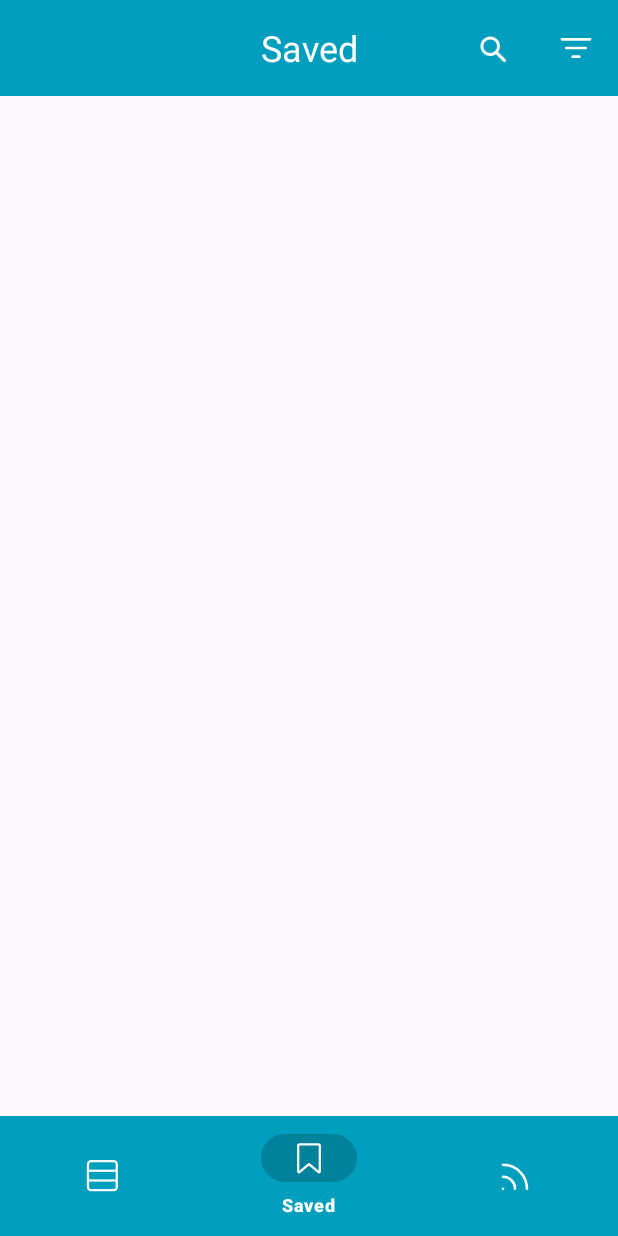
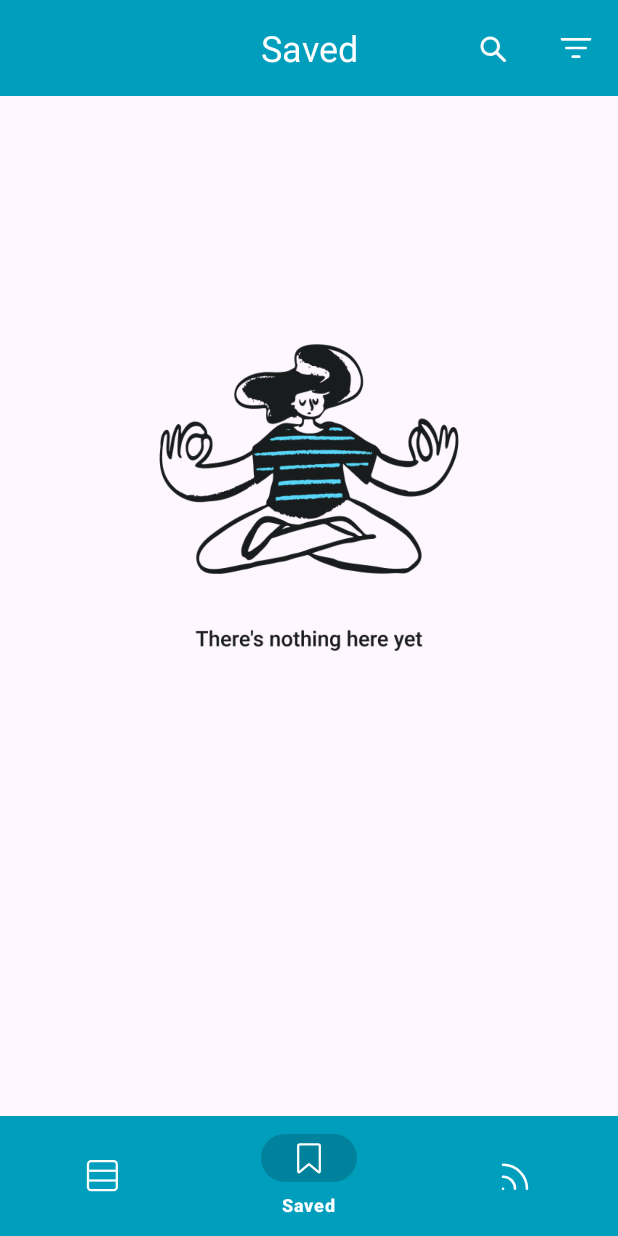
Before and after one commit to RudachenkoRoman/News, an Android app: the fragment SearchNewsFragment placed in its activity, item 2 of the bottom bar chosen, on a phone screen of 412 x 824 dp. Run offline under Robolectric (Android 15) with nearby library versions, the phone set to English and light mode, and no system bars; our stand-ins replace Room's generated code; network calls fail; pictures from the network do not load; 1 statement that could not run was skipped.

Commit message:
add search source, add update saved fragment

```diff
--- a/app/src/main/java/com/rudachenkoroman/astonIntensivFinal/api/NewsApi.kt
+++ b/app/src/main/java/com/rudachenkoroman/astonIntensivFinal/api/NewsApi.kt
@@ -14,7 +14,7 @@ interface NewsApi {
         @Query("category")
         category: String,
         @Query("apiKey")
-        api: String = API_KEY_THREE,
+        api: String = API_KEY_ONE,
     ): Response<NewsResponse>
 
     @GET("/v2/top-headlines/sources")
@@ -22,7 +22,7 @@ interface NewsApi {
         @Query("country")
         countryCode: String,
         @Query("apiKey")
-        api: String = API_KEY_THREE,
+        api: String = API_KEY_ONE,
     ): Response<SourceResponse>
 
     @GET("/v2/everything")
@@ -34,7 +34,7 @@ interface NewsApi {
         @Query("sources")
         sources: String,
         @Query("apiKey")
-        apiKey: String = API_KEY_THREE,
+        apiKey: String = API_KEY_ONE,
     ): Response<NewsResponse>
 
     @GET("/v2/top-headlines/")
@@ -46,7 +46,7 @@ interface NewsApi {
         @Query("category")
         category: String = result,
         @Query("apiKey")
-        apiKey: String = API_KEY_THREE
+        apiKey: String = API_KEY_ONE
     ): Response<NewsResponse>
 
     companion object{
--- a/app/src/main/java/com/rudachenkoroman/astonIntensivFinal/model/data/NewsDataSours.kt
+++ b/app/src/main/java/com/rudachenkoroman/astonIntensivFinal/model/data/NewsDataSours.kt
@@ -4,29 +4,25 @@ import android.content.Context
 import com.rudachenkoroman.astonIntensivFinal.api.RetrofitInstance
 import com.rudachenkoroman.astonIntensivFinal.model.db.ArticleDatabase
 import com.rudachenkoroman.astonIntensivFinal.model.news.Article
-import com.rudachenkoroman.astonIntensivFinal.model.news.NewsResponse
 import com.rudachenkoroman.astonIntensivFinal.presenter.favorite.FavoriteHome
 import com.rudachenkoroman.astonIntensivFinal.presenter.news.NewsHome
-import com.rudachenkoroman.astonIntensivFinal.presenter.search.SearchHome
+import com.rudachenkoroman.astonIntensivFinal.presenter.search.newsSearch.SearchHome
 import com.rudachenkoroman.astonIntensivFinal.presenter.source.SourceHome
 import com.rudachenkoroman.astonIntensivFinal.ui.fragment.BusinessFragment
 import com.rudachenkoroman.astonIntensivFinal.ui.fragment.DetailSourceFragment
 import com.rudachenkoroman.astonIntensivFinal.ui.fragment.GeneralFragment
 import com.rudachenkoroman.astonIntensivFinal.ui.fragment.ScienceFragment
-import com.rudachenkoroman.astonIntensivFinal.ui.fragment.SearchFragment
 import com.rudachenkoroman.astonIntensivFinal.ui.fragment.SourcesFragment
 import kotlinx.coroutines.CoroutineScope
 import kotlinx.coroutines.Dispatchers
 import kotlinx.coroutines.GlobalScope
 import kotlinx.coroutines.launch
 import kotlinx.coroutines.withContext
-import retrofit2.Response
 
 class NewsDataSource(context: Context) {
 
     private var db: ArticleDatabase = ArticleDatabase(context)
     private var newsRepository: NewsRepository = NewsRepository(db)
-
     fun getGeneralNews(callback: NewsHome.Presenter) {
         GlobalScope.launch(Dispatchers.Main) {
             val response = GeneralFragment.requestGeneralNews()
@@ -127,6 +123,7 @@ class NewsDataSource(context: Context) {
         var allArticles: List<Article>
         CoroutineScope(Dispatchers.IO).launch {
             allArticles = newsRepository.getAll()
+            allArticlesSize = allArticles.size
             withContext(Dispatchers.Main) {
                 callback.onSuccess(allArticles)
             }
@@ -140,4 +137,8 @@ class NewsDataSource(context: Context) {
             }
         }
     }
+
+    companion object{
+        var allArticlesSize = 0
+    }
 }
--- a/app/src/main/java/com/rudachenkoroman/astonIntensivFinal/presenter/search/SearchHome.kt
+++ b/app/src/main/java/com/rudachenkoroman/astonIntensivFinal/presenter/search/newsSearch/SearchHome.kt
@@ -1,4 +1,4 @@
-package com.rudachenkoroman.astonIntensivFinal.presenter.search
+package com.rudachenkoroman.astonIntensivFinal.presenter.search.newsSearch
 
 import com.rudachenkoroman.astonIntensivFinal.model.news.NewsResponse
 
--- a/app/src/main/java/com/rudachenkoroman/astonIntensivFinal/presenter/search/SearchPresenter.kt
+++ b/app/src/main/java/com/rudachenkoroman/astonIntensivFinal/presenter/search/newsSearch/SearchPresenter.kt
@@ -1,12 +1,10 @@
-package com.rudachenkoroman.astonIntensivFinal.presenter.search
+package com.rudachenkoroman.astonIntensivFinal.presenter.search.newsSearch
 
 import com.rudachenkoroman.astonIntensivFinal.model.data.NewsDataSource
 import com.rudachenkoroman.astonIntensivFinal.model.news.NewsResponse
-import com.rudachenkoroman.astonIntensivFinal.presenter.search.SearchHome
 import com.rudachenkoroman.astonIntensivFinal.presenter.ViewHome
 
-class SearchPresenter(val view: ViewHome.View, private val dataSource: NewsDataSource) :
-    SearchHome.Presenter {
+class SearchPresenter(val view: ViewHome.View, private val dataSource: NewsDataSource) : SearchHome.Presenter {
     override fun search(term: String) {
         this.view.showProgressBar()
         this.dataSource.searchNews(term, this)
--- a/app/src/main/java/com/rudachenkoroman/astonIntensivFinal/ui/fragment/HeadlinesFragment.kt
+++ b/app/src/main/java/com/rudachenkoroman/astonIntensivFinal/ui/fragment/HeadlinesFragment.kt
@@ -91,8 +91,8 @@ class HeadlinesFragment : Fragment() {
                     R.id.search -> {
                         parentFragmentManager.setFragment(
                             R.id.fragmentContainerView,
-                            SearchFragment(),
-                            SEARCH_FRAGMENT_TAG
+                            SearchNewsFragment(),
+                            SEARCH_NEWS_FRAGMENT_TAG
                         )
                     }
                 }
--- a/app/src/main/java/com/rudachenkoroman/astonIntensivFinal/ui/fragment/SavedFragment.kt
+++ b/app/src/main/java/com/rudachenkoroman/astonIntensivFinal/ui/fragment/SavedFragment.kt
@@ -4,6 +4,9 @@ import android.os.Bundle
 import android.view.LayoutInflater
 import android.view.View
 import android.view.ViewGroup
+import androidx.core.view.isEmpty
+import androidx.core.view.isNotEmpty
+import androidx.core.view.isVisible
 import androidx.fragment.app.Fragment
 import androidx.recyclerview.widget.DividerItemDecoration
 import androidx.recyclerview.widget.LinearLayoutManager
@@ -11,9 +14,12 @@ import com.rudachenkoroman.astonIntensivFinal.R
 import com.rudachenkoroman.astonIntensivFinal.adapter.NewsAdapter
 import com.rudachenkoroman.astonIntensivFinal.databinding.FragmentSavedBinding
 import com.rudachenkoroman.astonIntensivFinal.model.data.NewsDataSource
+import com.rudachenkoroman.astonIntensivFinal.model.data.NewsRepository
+import com.rudachenkoroman.astonIntensivFinal.model.db.ArticleDatabase
 import com.rudachenkoroman.astonIntensivFinal.model.news.Article
 import com.rudachenkoroman.astonIntensivFinal.presenter.ViewHome
 import com.rudachenkoroman.astonIntensivFinal.presenter.favorite.FavoritePresenter
+import com.rudachenkoroman.astonIntensivFinal.util.getSerializableCompat
 import com.rudachenkoroman.astonIntensivFinal.util.setFragment
 
 const val SAVED_FRAGMENT_TAG = "SAVED_FRAGMENT_TAG"
@@ -28,14 +34,30 @@ class SavedFragment : Fragment(), ViewHome.Favorite{
         savedInstanceState: Bundle?
     ): View {
         binding = FragmentSavedBinding.inflate(layoutInflater)
-
-        val datasource = NewsDataSource(requireContext())
-        presenter = FavoritePresenter(this, datasource)
-        presenter.getAll()
+        setupPresenter()
         toolbarInit()
         toolbarMenuItemClick()
         createRecycle()
         return binding.root
+    }
+
+    override fun onViewCreated(view: View, savedInstanceState: Bundle?) {
+        super.onViewCreated(view, savedInstanceState)
+        showNotSavedImage()
+    }
+
+    private fun showNotSavedImage(){
+        if (NewsDataSource.allArticlesSize == 0){
+            binding.emptySaved.isVisible = true
+        } else {
+            binding.emptySaved.isVisible = false
+        }
+    }
+
+    private fun setupPresenter(){
+        val datasource = NewsDataSource(requireContext())
+        presenter = FavoritePresenter(this, datasource)
+        presenter.getAll()
     }
 
     private fun onNewsClick(item: Article) {
@@ -72,8 +94,8 @@ class SavedFragment : Fragment(), ViewHome.Favorite{
                     R.id.search -> {
                         parentFragmentManager.setFragment(
                             R.id.fragmentContainerView,
-                            SearchFragment(),
-                            SEARCH_FRAGMENT_TAG
+                            SearchNewsFragment(),
+                            SEARCH_NEWS_FRAGMENT_TAG
                         )
                     }
                 }
--- a/app/src/main/java/com/rudachenkoroman/astonIntensivFinal/ui/fragment/SearchFragment.kt
+++ b/app/src/main/java/com/rudachenkoroman/astonIntensivFinal/ui/fragment/SearchNewsFragment.kt
@@ -14,13 +14,13 @@ import com.rudachenkoroman.astonIntensivFinal.adapter.NewsAdapterSearch
 import com.rudachenkoroman.astonIntensivFinal.databinding.FragmentSearchNewsBinding
 import com.rudachenkoroman.astonIntensivFinal.model.data.NewsDataSource
 import com.rudachenkoroman.astonIntensivFinal.model.news.Article
-import com.rudachenkoroman.astonIntensivFinal.presenter.search.SearchPresenter
+import com.rudachenkoroman.astonIntensivFinal.presenter.search.newsSearch.SearchPresenter
 import com.rudachenkoroman.astonIntensivFinal.util.UtilQueryTextListener
 import com.rudachenkoroman.astonIntensivFinal.presenter.ViewHome
 import com.rudachenkoroman.astonIntensivFinal.util.setFragment
 
-const val SEARCH_FRAGMENT_TAG = "SEARCH_FRAGMENT_TAG"
-class SearchFragment : Fragment() , ViewHome.View {
+const val SEARCH_NEWS_FRAGMENT_TAG = "SEARCH_NEWS_FRAGMENT_TAG"
+class SearchNewsFragment : Fragment() , ViewHome.View {
 
     private val newsAdapterSearch by lazy { NewsAdapterSearch(onClickSearch = { item -> onClickSearch(item) }) }
     private lateinit var binding: FragmentSearchNewsBinding
@@ -108,5 +108,4 @@ class SearchFragment : Fragment() , ViewHome.View {
     override fun showArticles(articles: List<Article>) {
         newsAdapterSearch.submitList(articles.toList())
     }
-
 }
--- a/app/src/main/res/layout/fragment_saved.xml
+++ b/app/src/main/res/layout/fragment_saved.xml
@@ -15,4 +15,15 @@
         app:layout_constraintBottom_toBottomOf="parent"
         app:layout_constraintTop_toBottomOf="@+id/toolbar" />
 
+    <ImageView
+        android:id="@+id/emptySaved"
+        android:layout_width="248dp"
+        android:layout_height="280dp"
+        android:src="@drawable/empty_saved"
+        android:visibility="invisible"
+        android:layout_marginTop="123dp"
+        app:layout_constraintEnd_toEndOf="parent"
+        app:layout_constraintStart_toStartOf="parent"
+        app:layout_constraintTop_toBottomOf="@+id/toolbar" />
+
 </androidx.constraintlayout.widget.ConstraintLayout>
--- a/app/src/main/res/layout/fragment_search_news.xml
+++ b/app/src/main/res/layout/fragment_search_news.xml
@@ -4,7 +4,7 @@
     xmlns:tools="http://schemas.android.com/tools"
     android:layout_width="match_parent"
     android:layout_height="match_parent"
-    tools:context=".ui.fragment.SearchFragment">
+    tools:context=".ui.fragment.SearchNewsFragment">
 
     <include
         android:id="@id/toolbar"
```
Also changed, not shown: app/src/main/java/com/rudachenkoroman/astonIntensivFinal/ui/fragment/SourcesFragment.kt (+22 -6 lines), app/src/main/res/drawable/empty_saved.png (added).
